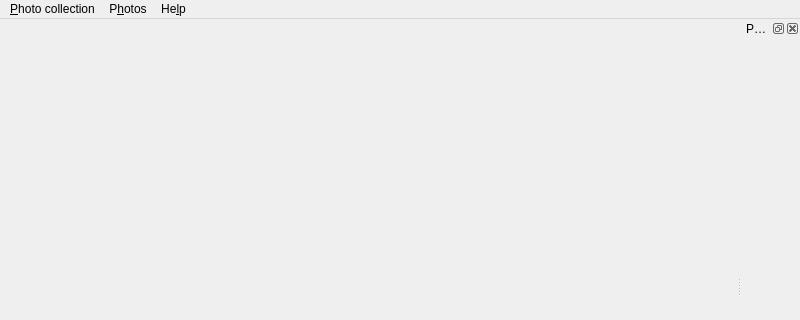
Before: the Qt Designer form src/gui/desktop/ui/mainwindow.ui in Kicer86/photobroom, drawn with Qt 5; both pictures show x 0 to 800 and y 0 to 320 of the 800 by 600 pixel window.
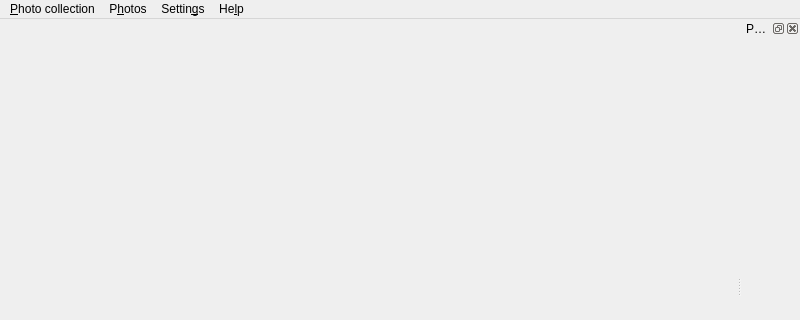
After: the same form once the commit is applied. Icons and pictures are not drawn. Custom widgets are drawn as their Qt base class.

Commit message: gui: ui: MainWindow: adding "Settings" menu

Diff of the .ui file:
```diff
--- a/src/gui/desktop/ui/mainwindow.ui
+++ b/src/gui/desktop/ui/mainwindow.ui
@@ -59,8 +59,15 @@
     <addaction name="actionAbout"/>
     <addaction name="actionAbout_Qt"/>
    </widget>
+   <widget class="QMenu" name="menuTools">
+    <property name="title">
+     <string>Settin&amp;gs</string>
+    </property>
+    <addaction name="actionConfiguration"/>
+   </widget>
    <addaction name="menuCollection"/>
    <addaction name="menuPhotos"/>
+   <addaction name="menuTools"/>
    <addaction name="menuHelp"/>
   </widget>
   <widget class="QStatusBar" name="statusbar"/>
```
Left out of the diff: 5 changed lines with no effect on the pictures. The commit also changes 2 other files.
